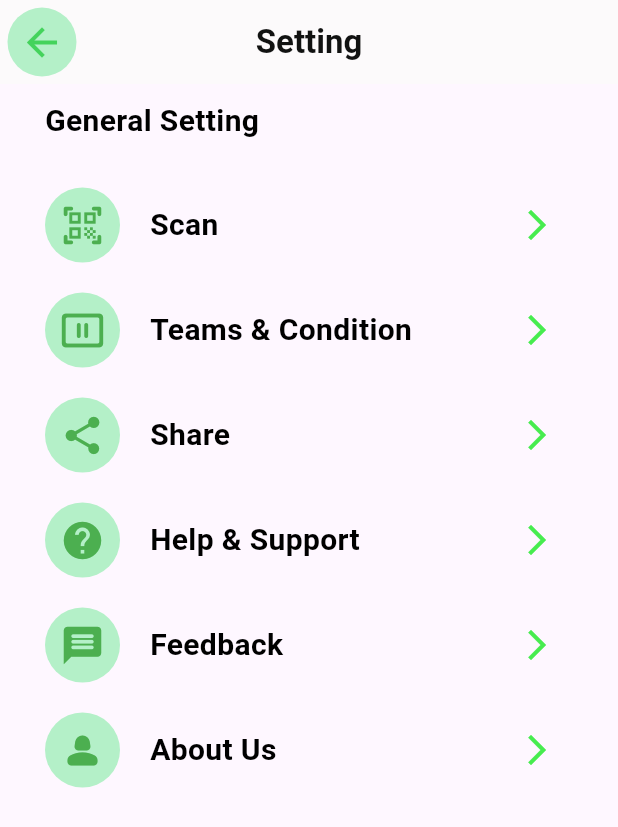
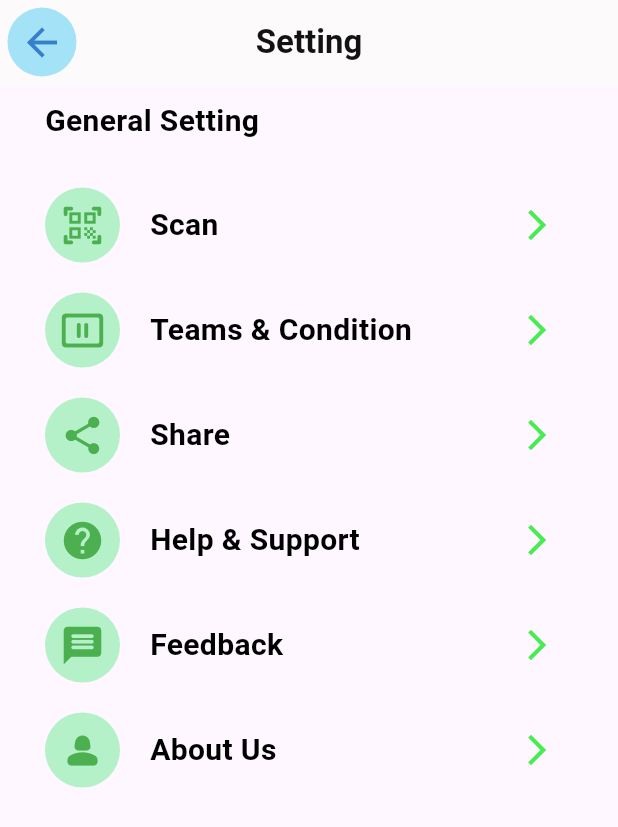
Before and after one commit to GihanSisiraKumara/PDF_Converter_Mobile_App, a Flutter app: the SettingsScreen screen opened directly, on a phone screen of 412 x 824 dp. Shown: the top 827 px of the screen. Run offline on Flutter 3.47's test engine with Material 3 defaults, Android fonts, the phone set to English and light mode, and no system bars; our stand-ins replace image_picker, lottie, permission_handler, scroll_snap_list, smooth_page_indicator, timeline_tile; Roboto replaces fonts that are missing (inter).

Commit message:
colors change

```diff
--- a/lib/Screen/SettingScreen.dart
+++ b/lib/Screen/SettingScreen.dart
@@ -24,9 +24,9 @@ class SettingsScreen extends StatelessWidget {
           style: ButtonStyle(
             iconSize: WidgetStateProperty.all<double>(30),
             iconColor: WidgetStateProperty.all<Color>(
-                const Color.fromARGB(255, 68, 211, 92)),
+                const Color.fromARGB(255, 55, 128, 201)),
             backgroundColor: WidgetStateProperty.all<Color>(
-              const Color.fromARGB(255, 180, 240, 200),
+              const Color.fromARGB(255, 163, 226, 247),
             ),
           ),
           icon: const Icon(Icons.arrow_back),
```
